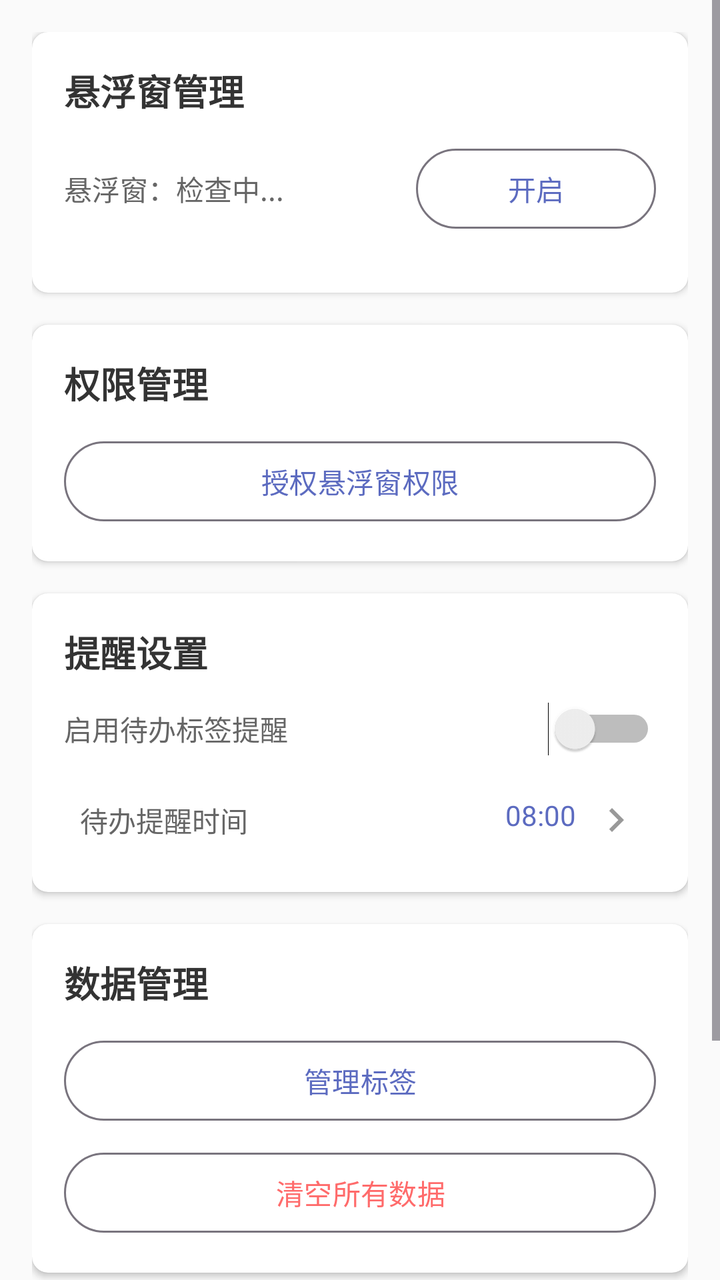
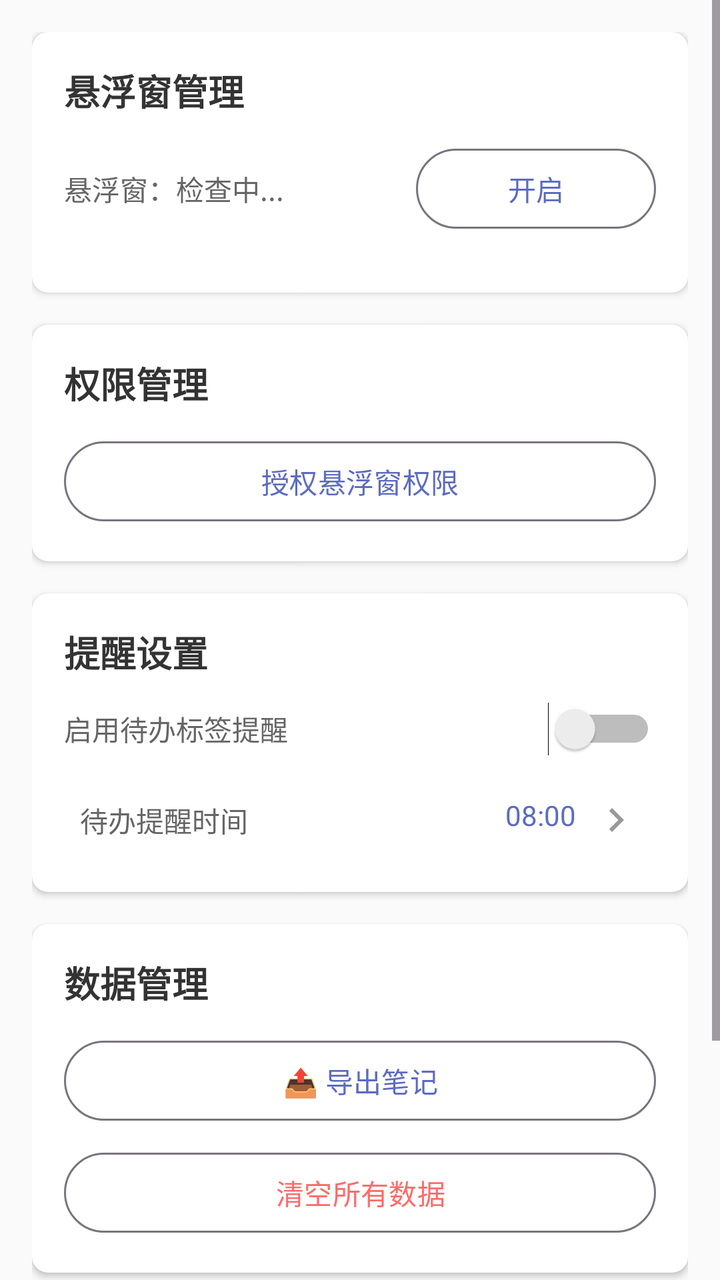

The first picture is an Android layout as it rendered before a commit; the second is the same layout after the commit. The layout source and the unified diff follow.
<!-- AndroidManifest.xml: application theme Theme.JishiClipboard -->
<!-- res/layout/fragment_settings.xml -->
<?xml version="1.0" encoding="utf-8"?>
<ScrollView xmlns:android="http://schemas.android.com/apk/res/android"
    xmlns:app="http://schemas.android.com/apk/res-auto"
    android:layout_width="match_parent"
    android:layout_height="match_parent"
    android:background="#FAFAFA">

    <LinearLayout
        android:layout_width="match_parent"
        android:layout_height="wrap_content"
        android:orientation="vertical"
        android:padding="16dp">

        
        <androidx.cardview.widget.CardView
            android:layout_width="match_parent"
            android:layout_height="wrap_content"
            android:layout_marginBottom="16dp"
            app:cardCornerRadius="8dp"
            app:cardElevation="2dp">

            <LinearLayout
                android:layout_width="match_parent"
                android:layout_height="wrap_content"
                android:orientation="vertical"
                android:padding="16dp">

                <TextView
                    android:layout_width="wrap_content"
                    android:layout_height="wrap_content"
                    android:text="悬浮窗管理"
                    android:textSize="18sp"
                    android:textStyle="bold"
                    android:textColor="#333333"
                    android:layout_marginBottom="12dp" />

                <LinearLayout
                    android:layout_width="match_parent"
                    android:layout_height="wrap_content"
                    android:orientation="horizontal"
                    android:gravity="center_vertical"
                    android:layout_marginBottom="12dp">

                    <TextView
                        android:id="@+id/statusText"
                        android:layout_width="0dp"
                        android:layout_height="wrap_content"
                        android:layout_weight="1"
                        android:text="悬浮窗：检查中..."
                        android:textSize="14sp"
                        android:textColor="#666666" />

                    <Button
                        android:id="@+id/toggleButton"
                        android:layout_width="wrap_content"
                        android:layout_height="wrap_content"
                        android:text="开启"
                        android:minWidth="120dp"
                        style="@style/Widget.Material3.Button.OutlinedButton" />

                </LinearLayout>

            </LinearLayout>

        </androidx.cardview.widget.CardView>

        
        <androidx.cardview.widget.CardView
            android:layout_width="match_parent"
            android:layout_height="wrap_content"
            android:layout_marginBottom="16dp"
            app:cardCornerRadius="8dp"
            app:cardElevation="2dp">

            <LinearLayout
                android:layout_width="match_parent"
                android:layout_height="wrap_content"
                android:orientation="vertical"
                android:padding="16dp">

                <TextView
                    android:layout_width="wrap_content"
                    android:layout_height="wrap_content"
                    android:text="权限管理"
                    android:textSize="18sp"
                    android:textStyle="bold"
                    android:textColor="#333333"
                    android:layout_marginBottom="12dp" />

                <Button
                    android:id="@+id/permissionButton"
                    android:layout_width="match_parent"
                    android:layout_height="wrap_content"
                    android:text="授权悬浮窗权限"
                    android:textSize="14sp"
                    style="@style/Widget.Material3.Button.OutlinedButton" />

            </LinearLayout>

        </androidx.cardview.widget.CardView>

        
        <androidx.cardview.widget.CardView
            android:layout_width="match_parent"
            android:layout_height="wrap_content"
            android:layout_marginBottom="16dp"
            app:cardCornerRadius="8dp"
            app:cardElevation="2dp">

            <LinearLayout
                android:layout_width="match_parent"
                android:layout_height="wrap_content"
                android:orientation="vertical"
                android:padding="16dp">

                <TextView
                    android:layout_width="wrap_content"
                    android:layout_height="wrap_content"
                    android:text="提醒设置"
                    android:textSize="18sp"
                    android:textStyle="bold"
                    android:textColor="#333333"
                    android:layout_marginBottom="12dp" />

                
                <LinearLayout
                    android:layout_width="match_parent"
                    android:layout_height="wrap_content"
                    android:orientation="horizontal"
                    android:gravity="center_vertical"
                    android:layout_marginBottom="12dp">

                    <TextView
                        android:layout_width="0dp"
                        android:layout_height="wrap_content"
                        android:layout_weight="1"
                        android:text="启用待办标签提醒"
                        android:textSize="14sp"
                        android:textColor="#666666" />

                    <Switch
                        android:id="@+id/todoReminderSwitch"
                        android:layout_width="wrap_content"
                        android:layout_height="wrap_content" />

                </LinearLayout>

                
                <LinearLayout
                    android:id="@+id/todoReminderTimeLayout"
                    android:layout_width="match_parent"
                    android:layout_height="wrap_content"
                    android:orientation="horizontal"
                    android:gravity="center_vertical"
                    android:background="?attr/selectableItemBackground"
                    android:padding="8dp"
                    android:clickable="true"
                    android:focusable="true">

                    <TextView
                        android:layout_width="0dp"
                        android:layout_height="wrap_content"
                        android:layout_weight="1"
                        android:text="待办提醒时间"
                        android:textSize="14sp"
                        android:textColor="#666666" />

                    <TextView
                        android:id="@+id/todoReminderTimeText"
                        android:layout_width="wrap_content"
                        android:layout_height="wrap_content"
                        android:text="08:00"
                        android:textSize="14sp"
                        android:textColor="@color/primary"
                        android:drawableEnd="@drawable/ic_arrow_right"
                        android:drawablePadding="8dp" />

                </LinearLayout>

            </LinearLayout>

        </androidx.cardview.widget.CardView>

        
        <androidx.cardview.widget.CardView
            android:layout_width="match_parent"
            android:layout_height="wrap_content"
            android:layout_marginBottom="16dp"
            app:cardCornerRadius="8dp"
            app:cardElevation="2dp">

            <LinearLayout
                android:layout_width="match_parent"
                android:layout_height="wrap_content"
                android:orientation="vertical"
                android:padding="16dp">

                <TextView
                    android:layout_width="wrap_content"
                    android:layout_height="wrap_content"
                    android:text="数据管理"
                    android:textSize="18sp"
                    android:textStyle="bold"
                    android:textColor="#333333"
                    android:layout_marginBottom="12dp" />

                <Button
                    android:id="@+id/tagManageButton"
                    android:layout_width="match_parent"
                    android:layout_height="wrap_content"
                    android:text="管理标签"
                    android:textSize="14sp"
                    style="@style/Widget.Material3.Button.OutlinedButton"
                    android:layout_marginBottom="8dp" />

                <Button
                    android:id="@+id/clearDataButton"
                    android:layout_width="match_parent"
                    android:layout_height="wrap_content"
                    android:text="清空所有数据"
                    android:textSize="14sp"
                    style="@style/Widget.Material3.Button.OutlinedButton"
                    android:textColor="#FF6B6B" />

            </LinearLayout>

        </androidx.cardview.widget.CardView>

        
        <androidx.cardview.widget.CardView
            android:layout_width="match_parent"
            android:layout_height="wrap_content"
            android:layout_marginBottom="16dp"
            app:cardCornerRadius="8dp"
            app:cardElevation="2dp">

            <LinearLayout
                android:layout_width="match_parent"
                android:layout_height="wrap_content"
                android:orientation="vertical"
                android:padding="16dp">

                <TextView
                    android:layout_width="wrap_content"
                    android:layout_height="wrap_content"
                    android:text="关于"
                    android:textSize="18sp"
                    android:textStyle="bold"
                    android:textColor="#333333"
                    android:layout_marginBottom="8dp" />

                <TextView
                    android:layout_width="wrap_content"
                    android:layout_height="wrap_content"
                    android:text="版本 1.0\n© 2024 及时记"
                    android:textSize="12sp"
                    android:textColor="#666666"
                    android:lineSpacingExtra="2dp" />

            </LinearLayout>

        </androidx.cardview.widget.CardView>

    </LinearLayout>

</ScrollView>
<!-- resources referenced by this layout -->
<resources>
  <color name="primary">#5C6BC0</color>
  <!-- drawable ic_arrow_right (drawable) -->
  <?xml version="1.0" encoding="utf-8"?>
  <vector xmlns:android="http://schemas.android.com/apk/res/android"
      android:width="24dp"
      android:height="24dp"
      android:viewportWidth="24"
      android:viewportHeight="24">
      <path
          android:fillColor="#999999"
          android:pathData="M10,6L8.59,7.41 13.17,12l-4.58,4.59L10,18l6,-6z"/>
  </vector>
  <style name="Theme.JishiClipboard" parent="Base.Theme.JishiClipboard" />
  <style name="Base.Theme.JishiClipboard" parent="Theme.Material3.DayNight.NoActionBar">
          <item name="colorPrimary">@color/primary</item>
          <item name="colorPrimaryDark">@color/primary_dark</item>
      </style>
  <color name="primary_dark">#3F51B5</color>
</resources>

<!-- the commit's change to res/layout/fragment_settings.xml (unified diff, before → after) -->
@@ -205,10 +205,10 @@
                     android:layout_marginBottom="12dp" />
 
                 <Button
-                    android:id="@+id/tagManageButton"
-                    android:layout_width="match_parent"
-                    android:layout_height="wrap_content"
-                    android:text="管理标签"
+                    android:id="@+id/exportButton"
+                    android:layout_width="match_parent"
+                    android:layout_height="wrap_content"
+                    android:text="📤 导出笔记"
                     android:textSize="14sp"
                     style="@style/Widget.Material3.Button.OutlinedButton"
                     android:layout_marginBottom="8dp" />
